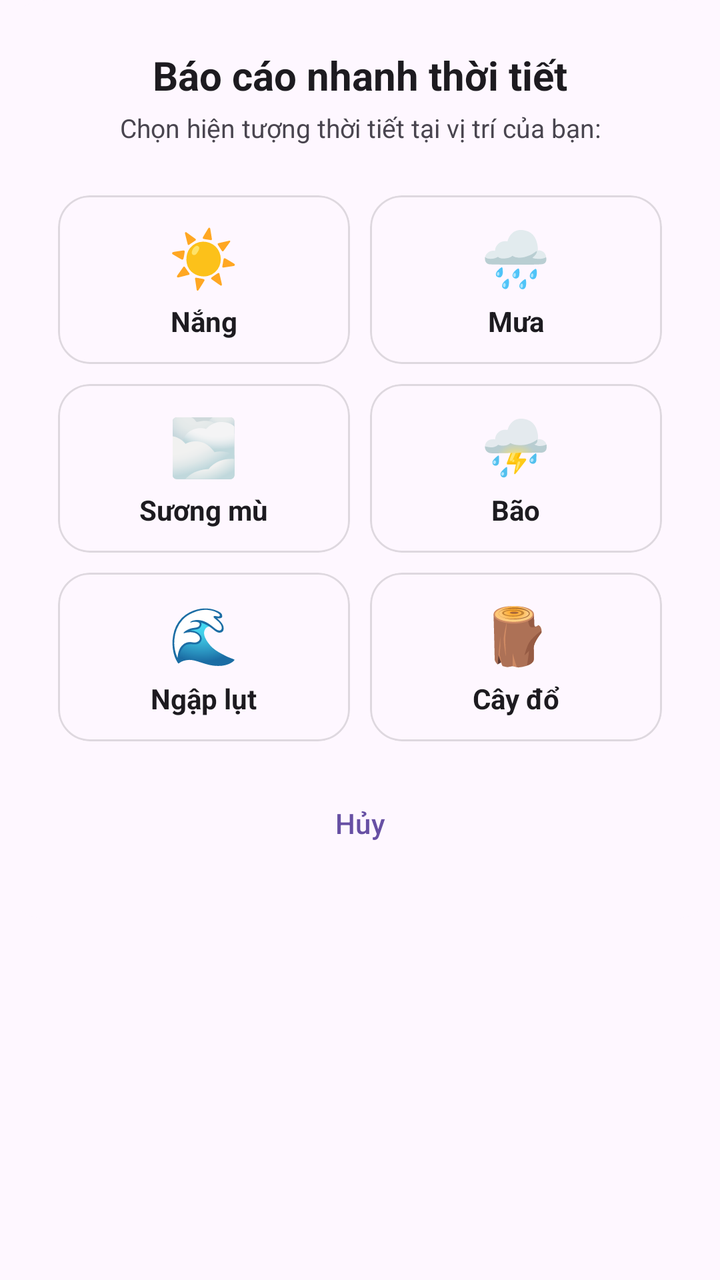
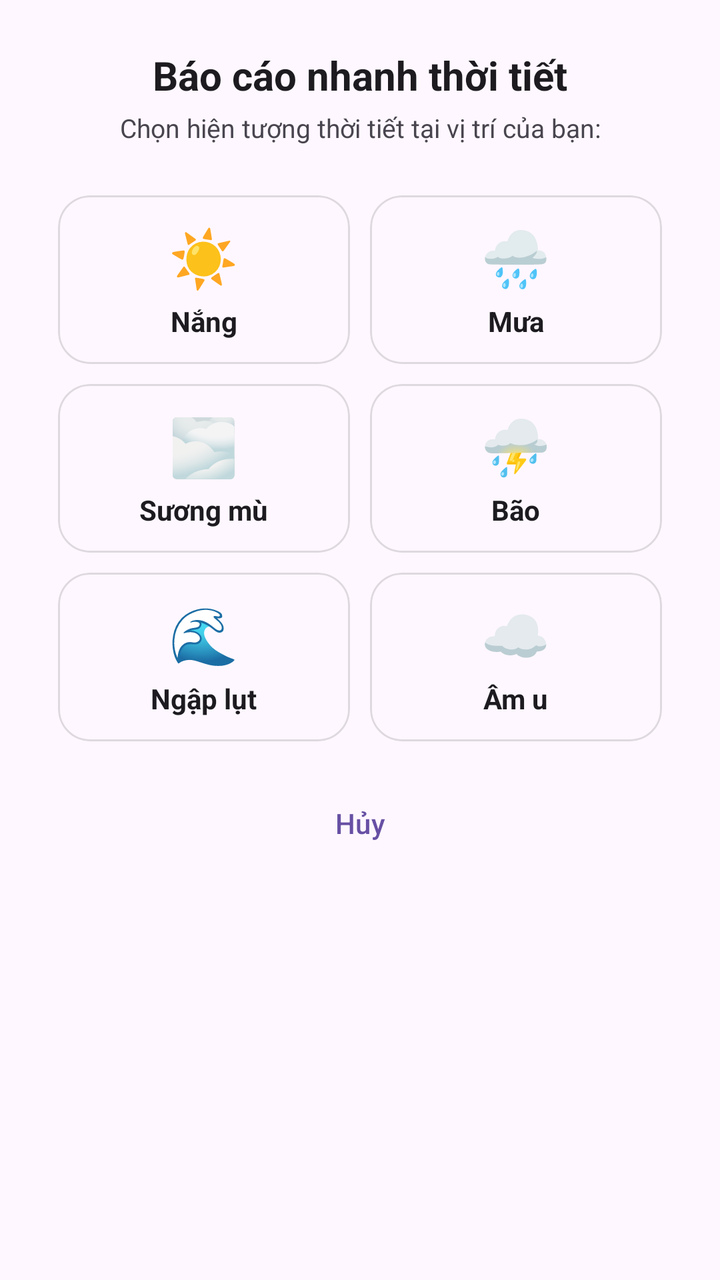

Screens rendered from an Android XML layout before and after an edit, with the pre-edit source and the edit as a unified diff.
<!-- AndroidManifest.xml: application theme Theme.WWarning -->
<!-- res/layout/dialog_quick_report.xml -->
<?xml version="1.0" encoding="utf-8"?>
<ScrollView xmlns:android="http://schemas.android.com/apk/res/android"
    xmlns:app="http://schemas.android.com/apk/res-auto"
    android:layout_width="match_parent"
    android:layout_height="wrap_content">

<LinearLayout
    android:layout_width="match_parent"
    android:layout_height="wrap_content"
    android:background="@drawable/bg_dialog_rounded"
    android:orientation="vertical"
    android:padding="24dp">

    <TextView
        android:layout_width="match_parent"
        android:layout_height="wrap_content"
        android:gravity="center"
        android:text="Báo cáo nhanh thời tiết"
        android:textColor="?android:attr/textColorPrimary"
        android:textSize="20sp"
        android:textStyle="bold" />

    <TextView
        android:layout_width="match_parent"
        android:layout_height="wrap_content"
        android:layout_marginTop="4dp"
        android:layout_marginBottom="20dp"
        android:gravity="center"
        android:text="Chọn hiện tượng thời tiết tại vị trí của bạn:"
        android:textColor="?android:attr/textColorSecondary"
        android:textSize="13sp" />

    <GridLayout
        android:layout_width="match_parent"
        android:layout_height="wrap_content"
        android:columnCount="2"
        android:rowCount="3">

        
        <com.google.android.material.card.MaterialCardView
            android:id="@+id/btnSunny"
            android:layout_width="0dp"
            android:layout_height="wrap_content"
            android:layout_columnWeight="1"
            android:layout_margin="5dp"
            android:clickable="true"
            android:focusable="true"
            app:cardCornerRadius="16dp"
            app:cardElevation="0dp"
            app:strokeColor="#20000000"
            app:strokeWidth="1dp">

            <LinearLayout
                android:layout_width="match_parent"
                android:layout_height="wrap_content"
                android:gravity="center"
                android:orientation="vertical"
                android:padding="12dp">

                <TextView
                    android:layout_width="wrap_content"
                    android:layout_height="wrap_content"
                    android:text="☀️"
                    android:textSize="28sp" />

                <TextView
                    android:layout_width="wrap_content"
                    android:layout_height="wrap_content"
                    android:layout_marginTop="4dp"
                    android:singleLine="true"
                    android:text="Nắng"
                    android:textColor="?android:attr/textColorPrimary"
                    android:textSize="14sp"
                    android:textStyle="bold" />
            </LinearLayout>
        </com.google.android.material.card.MaterialCardView>

        
        <com.google.android.material.card.MaterialCardView
            android:id="@+id/btnRain"
            android:layout_width="0dp"
            android:layout_height="wrap_content"
            android:layout_columnWeight="1"
            android:layout_margin="5dp"
            android:clickable="true"
            android:focusable="true"
            app:cardCornerRadius="16dp"
            app:cardElevation="0dp"
            app:strokeColor="#20000000"
            app:strokeWidth="1dp">

            <LinearLayout
                android:layout_width="match_parent"
                android:layout_height="wrap_content"
                android:gravity="center"
                android:orientation="vertical"
                android:padding="12dp">

                <TextView
                    android:layout_width="wrap_content"
                    android:layout_height="wrap_content"
                    android:text="🌧️"
                    android:textSize="28sp" />

                <TextView
                    android:layout_width="wrap_content"
                    android:layout_height="wrap_content"
                    android:layout_marginTop="4dp"
                    android:singleLine="true"
                    android:text="Mưa"
                    android:textColor="?android:attr/textColorPrimary"
                    android:textSize="14sp"
                    android:textStyle="bold" />
            </LinearLayout>
        </com.google.android.material.card.MaterialCardView>

        
        <com.google.android.material.card.MaterialCardView
            android:id="@+id/btnFog"
            android:layout_width="0dp"
            android:layout_height="wrap_content"
            android:layout_columnWeight="1"
            android:layout_margin="5dp"
            android:clickable="true"
            android:focusable="true"
            app:cardCornerRadius="16dp"
            app:cardElevation="0dp"
            app:strokeColor="#20000000"
            app:strokeWidth="1dp">

            <LinearLayout
                android:layout_width="match_parent"
                android:layout_height="wrap_content"
                android:gravity="center"
                android:orientation="vertical"
                android:padding="12dp">

                <TextView
                    android:layout_width="wrap_content"
                    android:layout_height="wrap_content"
                    android:text="🌫️"
                    android:textSize="28sp" />

                <TextView
                    android:layout_width="wrap_content"
                    android:layout_height="wrap_content"
                    android:layout_marginTop="4dp"
                    android:singleLine="true"
                    android:text="Sương mù"
                    android:textColor="?android:attr/textColorPrimary"
                    android:textSize="14sp"
                    android:textStyle="bold" />
            </LinearLayout>
        </com.google.android.material.card.MaterialCardView>

        
        <com.google.android.material.card.MaterialCardView
            android:id="@+id/btnStorm"
            android:layout_width="0dp"
            android:layout_height="wrap_content"
            android:layout_columnWeight="1"
            android:layout_margin="5dp"
            android:clickable="true"
            android:focusable="true"
            app:cardCornerRadius="16dp"
            app:cardElevation="0dp"
            app:strokeColor="#20000000"
            app:strokeWidth="1dp">

            <LinearLayout
                android:layout_width="match_parent"
                android:layout_height="wrap_content"
                android:gravity="center"
                android:orientation="vertical"
                android:padding="12dp">

                <TextView
                    android:layout_width="wrap_content"
                    android:layout_height="wrap_content"
                    android:text="⛈️"
                    android:textSize="28sp" />

                <TextView
                    android:layout_width="wrap_content"
                    android:layout_height="wrap_content"
                    android:layout_marginTop="4dp"
                    android:singleLine="true"
                    android:text="Bão"
                    android:textColor="?android:attr/textColorPrimary"
                    android:textSize="14sp"
                    android:textStyle="bold" />
            </LinearLayout>
        </com.google.android.material.card.MaterialCardView>

        
        <com.google.android.material.card.MaterialCardView
            android:id="@+id/btnFlood"
            android:layout_width="0dp"
            android:layout_height="wrap_content"
            android:layout_columnWeight="1"
            android:layout_margin="5dp"
            android:clickable="true"
            android:focusable="true"
            app:cardCornerRadius="16dp"
            app:cardElevation="0dp"
            app:strokeColor="#20000000"
            app:strokeWidth="1dp">

            <LinearLayout
                android:layout_width="match_parent"
                android:layout_height="wrap_content"
                android:gravity="center"
                android:orientation="vertical"
                android:padding="12dp">

                <TextView
                    android:layout_width="wrap_content"
                    android:layout_height="wrap_content"
                    android:text="🌊"
                    android:textSize="28sp" />

                <TextView
                    android:layout_width="wrap_content"
                    android:layout_height="wrap_content"
                    android:layout_marginTop="4dp"
                    android:singleLine="true"
                    android:text="Ngập lụt"
                    android:textColor="?android:attr/textColorPrimary"
                    android:textSize="14sp"
                    android:textStyle="bold" />
            </LinearLayout>
        </com.google.android.material.card.MaterialCardView>

        
        <com.google.android.material.card.MaterialCardView
            android:id="@+id/btnTree"
            android:layout_width="0dp"
            android:layout_height="wrap_content"
            android:layout_columnWeight="1"
            android:layout_margin="5dp"
            android:clickable="true"
            android:focusable="true"
            app:cardCornerRadius="16dp"
            app:cardElevation="0dp"
            app:strokeColor="#20000000"
            app:strokeWidth="1dp">

            <LinearLayout
                android:layout_width="match_parent"
                android:layout_height="wrap_content"
                android:gravity="center"
                android:orientation="vertical"
                android:padding="12dp">

                <TextView
                    android:layout_width="wrap_content"
                    android:layout_height="wrap_content"
                    android:text="🪵"
                    android:textSize="28sp" />

                <TextView
                    android:layout_width="wrap_content"
                    android:layout_height="wrap_content"
                    android:layout_marginTop="4dp"
                    android:singleLine="true"
                    android:text="Cây đổ"
                    android:textColor="?android:attr/textColorPrimary"
                    android:textSize="14sp"
                    android:textStyle="bold" />
            </LinearLayout>
        </com.google.android.material.card.MaterialCardView>

    </GridLayout>

    <com.google.android.material.button.MaterialButton
        android:id="@+id/btnCancel"
        style="@style/Widget.Material3.Button.TextButton"
        android:layout_width="match_parent"
        android:layout_height="48dp"
        android:layout_marginTop="12dp"
        android:text="Hủy"
        android:textSize="14sp" />

</LinearLayout>

</ScrollView>
<!-- resources referenced by this layout -->
<resources>
  <!-- drawable bg_dialog_rounded (drawable) -->
  <?xml version="1.0" encoding="utf-8"?>
  <shape xmlns:android="http://schemas.android.com/apk/res/android"
      android:shape="rectangle">
      <solid android:color="?android:attr/colorBackground" />
      <corners android:radius="24dp" />
  </shape>
  <style name="Theme.WWarning" parent="Base.Theme.WWarning" />
  <style name="Base.Theme.WWarning" parent="Theme.Material3.DayNight.NoActionBar">
          
          
      </style>
</resources>

<!-- the commit's change to res/layout/dialog_quick_report.xml (unified diff, before → after) -->
@@ -233,37 +233,37 @@
 
         
         <com.google.android.material.card.MaterialCardView
-            android:id="@+id/btnTree"
-            android:layout_width="0dp"
-            android:layout_height="wrap_content"
-            android:layout_columnWeight="1"
-            android:layout_margin="5dp"
-            android:clickable="true"
-            android:focusable="true"
-            app:cardCornerRadius="16dp"
-            app:cardElevation="0dp"
-            app:strokeColor="#20000000"
-            app:strokeWidth="1dp">
-
-            <LinearLayout
-                android:layout_width="match_parent"
-                android:layout_height="wrap_content"
-                android:gravity="center"
-                android:orientation="vertical"
-                android:padding="12dp">
-
-                <TextView
-                    android:layout_width="wrap_content"
-                    android:layout_height="wrap_content"
-                    android:text="🪵"
-                    android:textSize="28sp" />
-
-                <TextView
-                    android:layout_width="wrap_content"
-                    android:layout_height="wrap_content"
-                    android:layout_marginTop="4dp"
-                    android:singleLine="true"
-                    android:text="Cây đổ"
+            android:id="@+id/btnOvercast"
+            android:layout_width="0dp"
+            android:layout_height="wrap_content"
+            android:layout_columnWeight="1"
+            android:layout_margin="5dp"
+            android:clickable="true"
+            android:focusable="true"
+            app:cardCornerRadius="16dp"
+            app:cardElevation="0dp"
+            app:strokeColor="#20000000"
+            app:strokeWidth="1dp">
+
+            <LinearLayout
+                android:layout_width="match_parent"
+                android:layout_height="wrap_content"
+                android:gravity="center"
+                android:orientation="vertical"
+                android:padding="12dp">
+
+                <TextView
+                    android:layout_width="wrap_content"
+                    android:layout_height="wrap_content"
+                    android:text="☁️"
+                    android:textSize="28sp" />
+
+                <TextView
+                    android:layout_width="wrap_content"
+                    android:layout_height="wrap_content"
+                    android:layout_marginTop="4dp"
+                    android:singleLine="true"
+                    android:text="Âm u"
                     android:textColor="?android:attr/textColorPrimary"
                     android:textSize="14sp"
                     android:textStyle="bold" />
